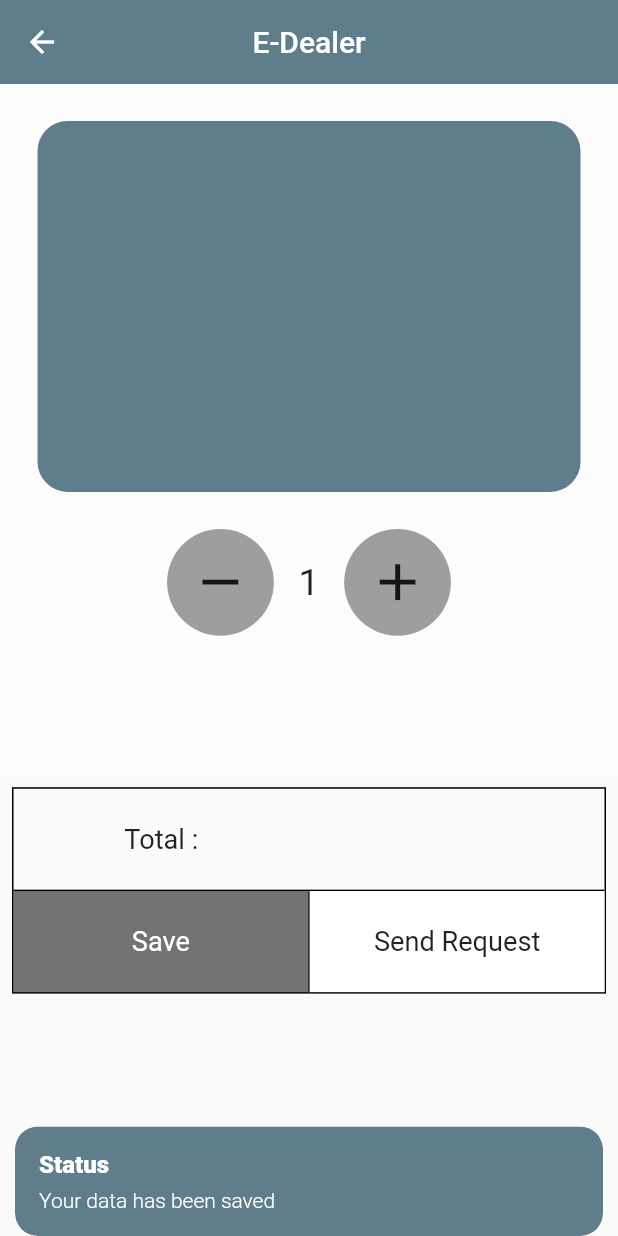
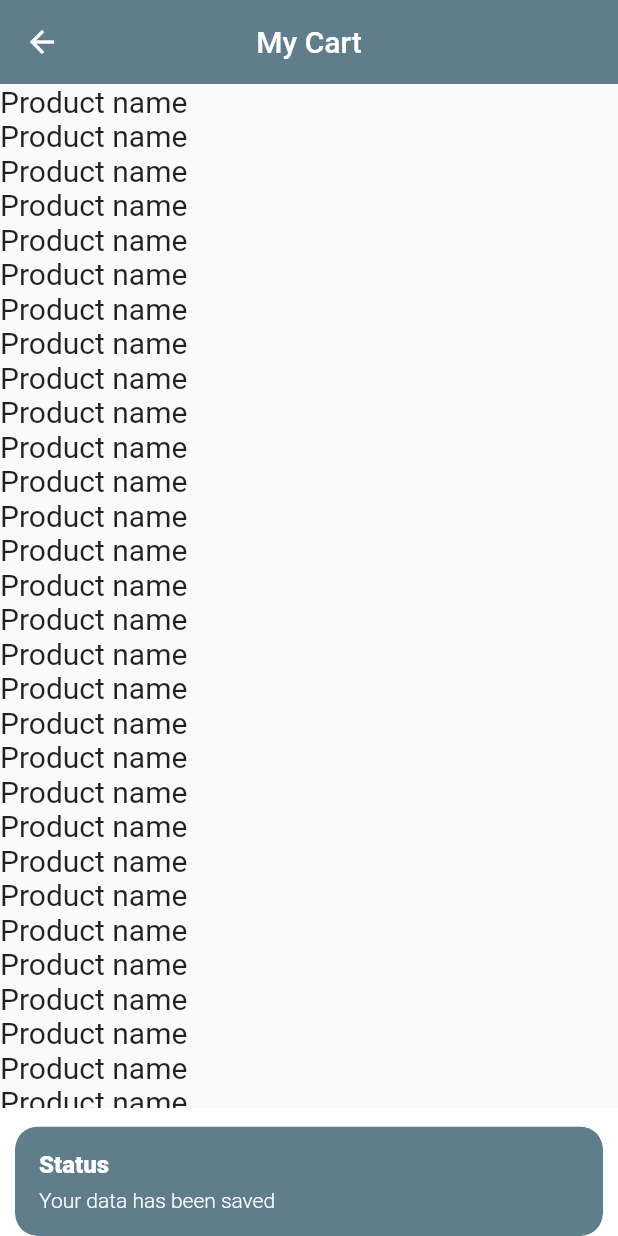
Before and after one commit to mostofashawon/e_dealer, a Flutter app: the ProductsView screen opened directly with empty values, after a tap on "Save", on a phone screen of 412 x 824 dp. Run offline on Flutter 3.47's test engine with Material 2 defaults, Android fonts, the phone set to English and light mode, and no system bars; our stand-ins replace cloud_firestore, file_picker, firebase_auth, firebase_core, firebase_storage, get and 1 more; accounts and stored records are empty.

Commit message:
added cart page

```diff
--- /dev/null
+++ b/lib/app/modules/home/views/mycart.dart
@@ -0,0 +1,98 @@
+import 'package:flutter/material.dart';
+
+class MyCartView extends StatelessWidget {
+  const MyCartView({super.key});
+
+  @override
+  Widget build(BuildContext context) {
+    var screenheight = MediaQuery.of(context).size.height;
+    var screenWidth = MediaQuery.of(context).size.width;
+    return Scaffold(
+        appBar: AppBar(
+          scrolledUnderElevation: 2,
+          elevation: 0.0,
+          backgroundColor: Colors.blueGrey,
+          title: Text(
+            'My Cart',
+            style: TextStyle(
+              color: Colors.white,
+            ),
+          ),
+          centerTitle: true,
+          // actions: [
+          //   Padding(
+          //     padding: const EdgeInsets.all(8.0),
+          //     child: Icon(
+          //       Icons.search,
+          //       color: Colors.white,
+          //     ),
+          //   ),
+          //   Padding(
+          //     padding: const EdgeInsets.all(8.0),
+          //     child: Icon(
+          //       Icons.notifications_none_outlined,
+          //       color: Colors.white,
+          //     ),
+          //   )
+          // ],
+        ),
+        body: Container(
+          height: screenheight,
+          width: screenWidth,
+          child: Column(
+            children: [
+              Expanded(
+                flex: 8,
+                child: Container(
+                  // color: Colors.green,
+                  child: ListView.builder(
+                    itemCount: 100,
+                    itemBuilder: (context, index) {
+                      return Text(
+                        "Product name",
+                        style: TextStyle(
+                          fontSize: 20,
+                        ),
+                      );
+                    },
+                  ),
+                ),
+              ),
+              Expanded(
+                flex: 1,
+                child: Container(
+                  color: Colors.white,
+                  child: Padding(
+                    padding: const EdgeInsets.symmetric(
+                      horizontal: 20,
+                    ),
+                    child: Row(
+                      children: [
+                        Text("Total Price :- 1284.90 tk "),
+                        Spacer(),
+                        VerticalDivider(
+                          indent: 20,
+                          endIndent: 20,
+                          thickness: 2,
+                          color: Colors.grey,
+                        ),
+                        Container(
+                          decoration: BoxDecoration(
+                            borderRadius: BorderRadius.circular(20),
+                            color: Colors.amber,
+                          ),
+                          child: Padding(
+                            padding: const EdgeInsets.all(15.0),
+                            child: Text("  Send  "),
+                          ),
+                        ),
+                      ],
+                    ),
+                  ),
+                ),
+              ),
+            ],
+          ),
+        ));
+  }
+}
--- a/lib/app/modules/home/views/product_view.dart
+++ b/lib/app/modules/home/views/product_view.dart
@@ -1,21 +1,19 @@
+import 'package:e_dealer/app/modules/home/views/mycart.dart';
 import 'package:flutter/material.dart';
 import 'package:get/get.dart';
 
 import '../controllers/home_controller.dart';
 
 class ProductsView extends StatefulWidget {
-
   String? productName;
   String? productPrice;
   String? totalPrice;
 
-   ProductsView(String productName,String productPrice){
+  ProductsView(String productName, String productPrice) {
     this.productName = productName;
     this.productPrice = productPrice;
     this.totalPrice = productPrice;
   }
-
-
 
   @override
   State<ProductsView> createState() => _ProductsViewState();
@@ -167,8 +165,10 @@ class _ProductsViewState extends State<ProductsView> {
                                     flex: 1,
                                     child: GestureDetector(
                                       onTap: () async {
-                                      await controller.saveData(widget.productName.toString(),
+                                        await controller.saveData(
+                                            widget.productName.toString(),
                                             widget.totalPrice.toString());
+                                        Get.to(() => MyCartView());
                                       },
                                       child: Container(
                                         color: Colors.black54,
@@ -192,7 +192,8 @@ class _ProductsViewState extends State<ProductsView> {
                                     flex: 1,
                                     child: GestureDetector(
                                       onTap: () async {
-                                      await controller.saveData(widget.productName.toString(),
+                                        await controller.saveData(
+                                            widget.productName.toString(),
                                             widget.totalPrice.toString());
                                       },
                                       child: Container(
@@ -225,16 +226,15 @@ class _ProductsViewState extends State<ProductsView> {
                 ),
               ],
             ),
-          Obx(() => controller.isLoading == true ?
-          Align(
+            Obx(() => controller.isLoading == true
+                ? Align(
                     alignment: Alignment.center,
                     child: CircularProgressIndicator(),
-          ) :  Visibility(
-              visible: false,
-              child: Text(controller.count.toString())))
+                  )
+                : Visibility(
+                    visible: false, child: Text(controller.count.toString())))
           ],
-      )
-    );
+        ));
   }
 
   Widget myproductBox(String productName) {
@@ -284,11 +284,13 @@ class _ProductsViewState extends State<ProductsView> {
             InkWell(
               onTap: () {
                 setState(() {
-                  if(counter > 0){
+                  if (counter > 0) {
                     counter--;
-                    widget.totalPrice = (int.parse(widget.totalPrice.toString()) -  int.parse(widget.productPrice.toString())).toString();
+                    widget.totalPrice =
+                        (int.parse(widget.totalPrice.toString()) -
+                                int.parse(widget.productPrice.toString()))
+                            .toString();
                   }
-
                 });
               },
               child: Container(
@@ -321,7 +323,9 @@ class _ProductsViewState extends State<ProductsView> {
               onTap: () {
                 setState(() {
                   counter++;
-                  widget.totalPrice = (int.parse(widget.totalPrice.toString()) + int.parse(widget.productPrice.toString())).toString();
+                  widget.totalPrice = (int.parse(widget.totalPrice.toString()) +
+                          int.parse(widget.productPrice.toString()))
+                      .toString();
                 });
               },
               child: Container(
```
Also changed, not shown: pubspec.lock. Lines whose indentation alone changed are shown as unchanged.
